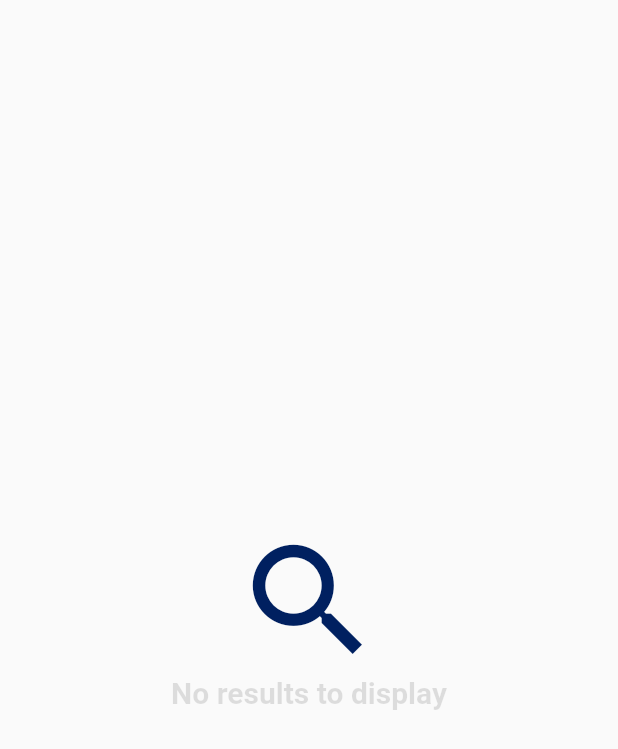
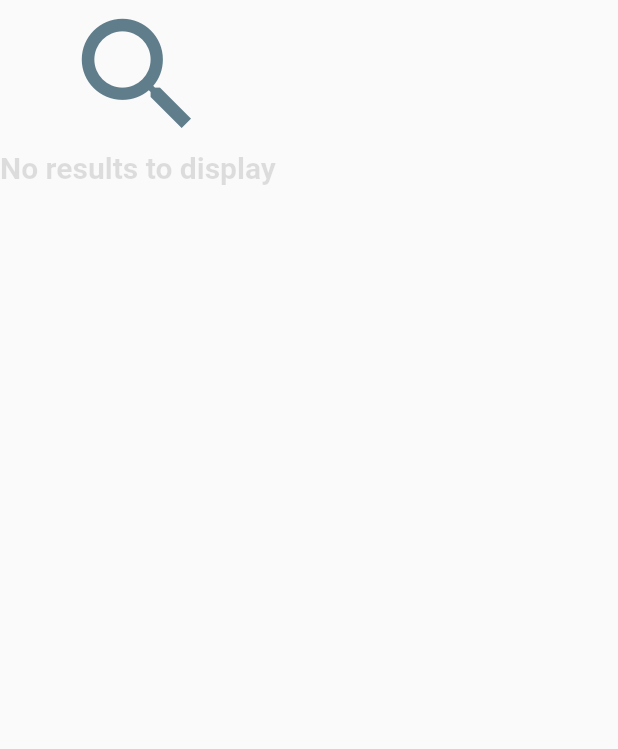
Before and after one commit to mchara01/FuelOpt, a Flutter app: the SearchResultList widget shown alone on an empty page, opened directly, on a phone screen of 412 x 824 dp. Shown: the top 749 px of the screen. Run offline on Flutter 3.47's test engine with Material 2 defaults, Android fonts, the light colour scheme and no system bars; our stand-ins replace cloud_firestore, firebase_auth, flutter_keyboard_visibility, fluttertoast, google_maps_flutter, location; missing offline and left inert: gzx_dropdown_menu, snapping_sheet; accounts and stored records are empty; network calls fail; statements that could not run were skipped.

```diff
--- a/lib/widgets/search_result_list.dart
+++ b/lib/widgets/search_result_list.dart
@@ -18,18 +18,14 @@ class _SearchResultListState extends State<SearchResultList> {
   Widget build(BuildContext context) {
     final state = Provider.of<SearchOptions>(context);
 
-    return Center(
-      child:
-          // Column(mainAxisAlignment: MainAxisAlignment.start, children: <
-          //     Widget>[
-          widget.stations.isEmpty
-              ? Expanded(
-                  child: Column(
+    return widget.stations.isEmpty
+        ? Column(
           mainAxisAlignment: MainAxisAlignment.center,
-                    children: [
+          mainAxisSize: MainAxisSize.min,
+          children: const [
             Icon(
               Icons.search,
-                        color: appColors.PrimaryBlue,
+              color: Colors.blueGrey,
               size: 100,
             ),
             Text(
@@ -41,7 +37,6 @@ class _SearchResultListState extends State<SearchResultList> {
               ),
             )
           ],
-                  ),
         )
         : ListView.builder(
             itemCount: widget.stations.length,
@@ -144,8 +139,6 @@ class _SearchResultListState extends State<SearchResultList> {
                               ),
                             ))
                           ]))));
-                  }),
-      // ])
-    );
+            });
   }
 }
```
Also changed, not shown: lib/widgets/fuel_stations_bottom_sheet.dart (+3 -5 lines). Lines whose indentation alone changed are shown as unchanged.
